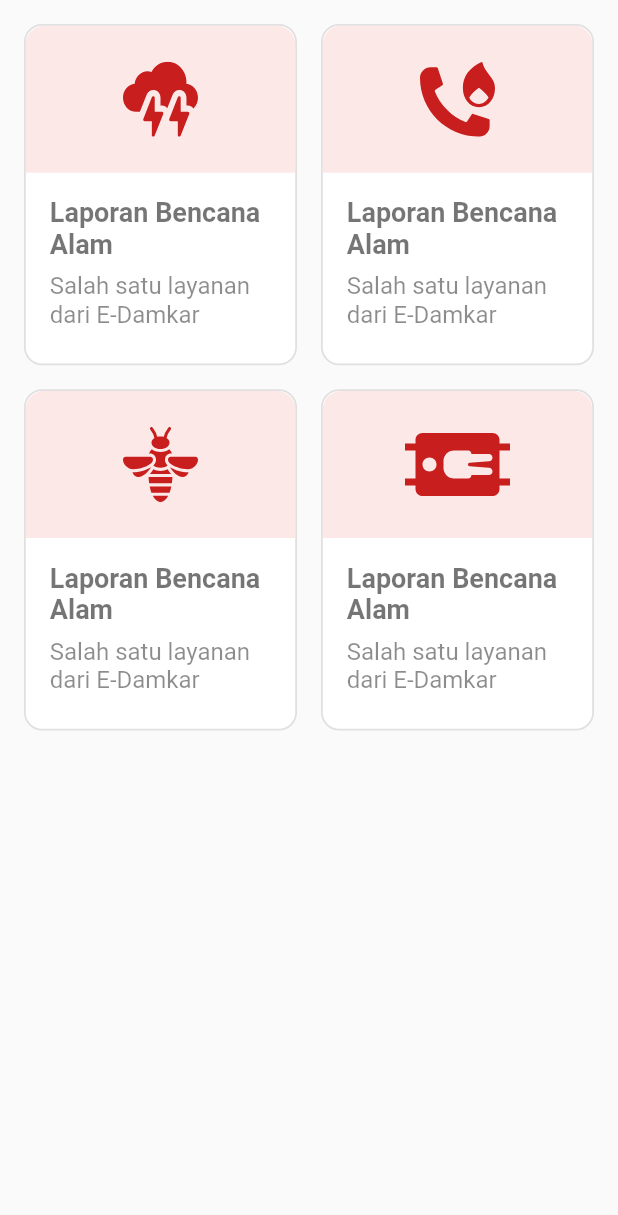
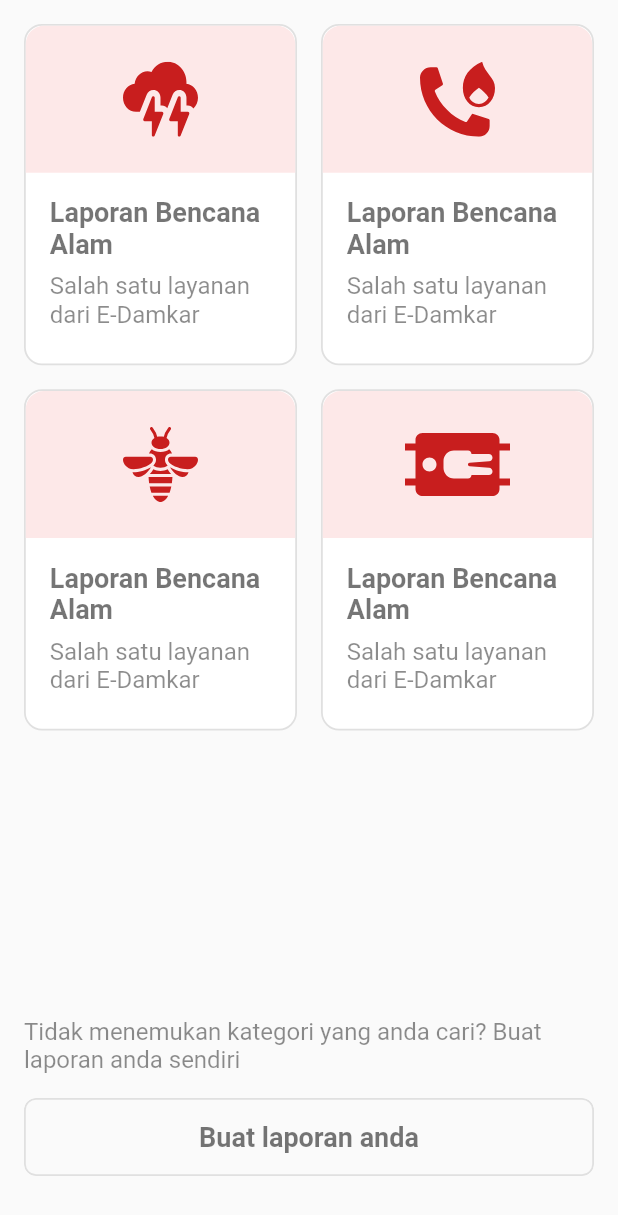
Before and after one commit to MaulanaAkbarF/E-DAMKAR_A2-A3, a Flutter app: the LaporanPage screen opened directly, on a phone screen of 412 x 824 dp. Shown: the top 1215 px of the screen. Run offline on Flutter 3.47's test engine with Material 2 defaults, Android fonts, the phone set to English and light mode, and no system bars; our stand-ins replace carousel_slider, flutter_svg, fluttertoast, image_picker, modal_progress_hud_nsn and 2 more; missing offline and left inert: dart:ffi; accounts and stored records are empty; Roboto replaces fonts that are missing (font/inter_bold.ttf, font/inter_extrabold.ttf, font/inter_regular.ttf).

Commit message:
fix interface Laporan

```diff
--- a/lib/pages/LaporanPage.dart
+++ b/lib/pages/LaporanPage.dart
@@ -20,10 +20,11 @@ final List<Map> teksLaporan = [
     'namaBencanaHint': 'contoh: Tsunami, Banjir, Kebakaran, dll',
     'noTelp': 'Nomor Telepon',
     'noTelpHint': 'Masukkan nomor telepon aktif',
-    'deskripsi': 'Deskripsi Laporan',
+    'deskripsiBawah':
+        'Tidak menemukan kategori yang anda cari? Buat laporan anda sendiri',
     'deskripsiHint':
         '(opsional) Jelaskan secara singkat kejadian yang sedang terjadi',
-    'buttonKirim': 'Kirim',
+    'buttonKirim': 'Buat laporan anda',
     'buttonImage': 'Pilih gambar',
   }
 ].cast<Map<String, String>>();
@@ -59,7 +60,7 @@ final List<Map> teksStyleLaporan = [
         fontWeight: FontWeight.w500),
     'Thin2': const TextStyle(
         fontFamily: "font/inter_regular.ttf",
-        color: Colors.white,
+        color: Colors.black54,
         fontSize: (18),
         fontWeight: FontWeight.w600),
     'Thin3': const TextStyle(
@@ -79,6 +80,9 @@ class _LaporanPageState extends State<LaporanPage> {
   Widget build(BuildContext context) {
     return Scaffold(
       body: SafeArea(
+        child: Column(
+          children: [
+            Expanded(
               child: Padding(
                 padding: EdgeInsets.all(16),
                 child: GridView.count(
@@ -93,14 +97,15 @@ class _LaporanPageState extends State<LaporanPage> {
                           onTap: () {
                             Navigator.push(
                               context,
-                        MaterialPageRoute(builder: (context) => BuatLaporan()),
+                              MaterialPageRoute(
+                                  builder: (context) => BuatLaporan()),
                             );
                           },
                           child: Container(
                             decoration: BoxDecoration(
                               borderRadius: BorderRadius.circular(12),
-                        border:
-                            Border.all(color: Colors.grey.shade300, width: 1.2),
+                              border: Border.all(
+                                  color: Colors.grey.shade300, width: 1.2),
                               color: Colors.white,
                             ),
                             child: Column(
@@ -116,7 +121,8 @@ class _LaporanPageState extends State<LaporanPage> {
                                   ),
                                   alignment: Alignment.center,
                                   child: Padding(
-                              padding: EdgeInsets.only(top: 24, bottom: 24),
+                                    padding:
+                                        EdgeInsets.only(top: 24, bottom: 24),
                                     child: SvgPicture.asset(
                                       'semuaAset/gambar/bencana-alam-icon.svg',
                                       width: 50, // ukuran ikon yang diinginkan
@@ -136,8 +142,8 @@ class _LaporanPageState extends State<LaporanPage> {
                                 Align(
                                   alignment: FractionalOffset.topLeft,
                                   child: Padding(
-                              padding:
-                                  EdgeInsets.only(top: 8, left: 16, right: 16),
+                                    padding: EdgeInsets.only(
+                                        top: 8, left: 16, right: 16),
                                     child: Text(teks['deskripsiLaporan'],
                                         overflow: TextOverflow.ellipsis,
                                         maxLines: 4,
@@ -154,14 +160,15 @@ class _LaporanPageState extends State<LaporanPage> {
                           onTap: () {
                             Navigator.push(
                               context,
-                        MaterialPageRoute(builder: (context) => BuatLaporan()),
+                              MaterialPageRoute(
+                                  builder: (context) => BuatLaporan()),
                             );
                           },
                           child: Container(
                             decoration: BoxDecoration(
                               borderRadius: BorderRadius.circular(12),
-                        border:
-                            Border.all(color: Colors.grey.shade300, width: 1.2),
+                              border: Border.all(
+                                  color: Colors.grey.shade300, width: 1.2),
                               color: Colors.white,
                             ),
                             child: Column(
@@ -177,7 +184,8 @@ class _LaporanPageState extends State<LaporanPage> {
                                   ),
                                   alignment: Alignment.center,
                                   child: Padding(
-                              padding: EdgeInsets.only(top: 24, bottom: 24),
+                                    padding:
+                                        EdgeInsets.only(top: 24, bottom: 24),
                                     child: SvgPicture.asset(
                                       'semuaAset/gambar/kebakaran-icon.svg',
                                       width: 50, // ukuran ikon yang diinginkan
@@ -197,8 +205,8 @@ class _LaporanPageState extends State<LaporanPage> {
                                 Align(
                                   alignment: FractionalOffset.topLeft,
                                   child: Padding(
-                              padding:
-                                  EdgeInsets.only(top: 8, left: 16, right: 16),
+                                    padding: EdgeInsets.only(
+                                        top: 8, left: 16, right: 16),
                                     child: Text(teks['deskripsiLaporan'],
                                         overflow: TextOverflow.ellipsis,
                                         maxLines: 4,
@@ -215,14 +223,15 @@ class _LaporanPageState extends State<LaporanPage> {
                           onTap: () {
                             Navigator.push(
                               context,
-                        MaterialPageRoute(builder: (context) => BuatLaporan()),
+                              MaterialPageRoute(
+                                  builder: (context) => BuatLaporan()),
                             );
                           },
                           child: Container(
                             decoration: BoxDecoration(
                               borderRadius: BorderRadius.circular(12),
-                        border:
-                            Border.all(color: Colors.grey.shade300, width: 1.2),
+                              border: Border.all(
+                                  color: Colors.grey.shade300, width: 1.2),
                               color: Colors.white,
                             ),
                             child: Column(
@@ -238,7 +247,8 @@ class _LaporanPageState extends State<LaporanPage> {
                                   ),
                                   alignment: Alignment.center,
                                   child: Padding(
-                              padding: EdgeInsets.only(top: 24, bottom: 24),
+                                    padding:
+                                        EdgeInsets.only(top: 24, bottom: 24),
                                     child: SvgPicture.asset(
                                       'semuaAset/gambar/hewan-buas-icon.svg',
                                       width: 50, // ukuran ikon yang diinginkan
@@ -258,8 +268,8 @@ class _LaporanPageState extends State<LaporanPage> {
                                 Align(
                                   alignment: FractionalOffset.topLeft,
                                   child: Padding(
-                              padding:
-                                  EdgeInsets.only(top: 8, left: 16, right: 16),
+                                    padding: EdgeInsets.only(
+                                        top: 8, left: 16, right: 16),
                                     child: Text(teks['deskripsiLaporan'],
                                         overflow: TextOverflow.ellipsis,
                                         maxLines: 4,
@@ -276,14 +286,15 @@ class _LaporanPageState extends State<LaporanPage> {
                           onTap: () {
                             Navigator.push(
                               context,
-                        MaterialPageRoute(builder: (context) => BuatLaporan()),
+                              MaterialPageRoute(
+                                  builder: (context) => BuatLaporan()),
                             );
                           },
                           child: Container(
                             decoration: BoxDecoration(
                               borderRadius: BorderRadius.circular(12),
-                        border:
-                            Border.all(color: Colors.grey.shade300, width: 1.2),
+                              border: Border.all(
+                                  color: Colors.grey.shade300, width: 1.2),
                               color: Colors.white,
                             ),
                             child: Column(
@@ -299,7 +310,8 @@ class _LaporanPageState extends State<LaporanPage> {
                                   ),
                                   alignment: Alignment.center,
                                   child: Padding(
-                              padding: EdgeInsets.only(top: 28, bottom: 28),
+                                    padding:
+                                        EdgeInsets.only(top: 28, bottom: 28),
                                     child: SvgPicture.asset(
                                       'semuaAset/gambar/penyelamatan-icon.svg',
                                       width: 70, // ukuran ikon yang diinginkan
@@ -319,8 +331,8 @@ class _LaporanPageState extends State<LaporanPage> {
                                 Align(
                                   alignment: FractionalOffset.topLeft,
                                   child: Padding(
-                              padding:
-                                  EdgeInsets.only(top: 8, left: 16, right: 16),
+                                    padding: EdgeInsets.only(
+                                        top: 8, left: 16, right: 16),
                                     child: Text(teks['deskripsiLaporan'],
                                         overflow: TextOverflow.ellipsis,
                                         maxLines: 4,
@@ -330,9 +342,59 @@ class _LaporanPageState extends State<LaporanPage> {
                               ],
                             ),
                           ),
-                  )
+                        ),
                   ],
                 ),
+              ),
+            ),
+            for (final teks in teksLaporan)
+              for (final teksStyle in teksStyleLaporan)
+                Align(
+                  alignment: FractionalOffset.topLeft,
+                  child: Padding(
+                    padding: EdgeInsets.only(left: 16, right: 16),
+                    child: Text(teks['deskripsiBawah'],
+                        overflow: TextOverflow.ellipsis,
+                        maxLines: 4,
+                        style: teksStyle['SemiBold1']),
+                  ),
+                ),
+            for (final teks in teksLaporan)
+              for (final teksStyle in teksStyleLaporan)
+                Align(
+                  alignment: Alignment.center,
+                  child: Padding(
+                    padding: EdgeInsets.only(
+                        left: 16, right: 16, top: 16, bottom: 40),
+                    child: Material(
+                      clipBehavior: Clip.antiAliasWithSaveLayer,
+                      borderRadius: BorderRadius.circular(8),
+                      child: InkWell(
+                        splashColor: Colors.grey.shade100,
+                        highlightColor: Colors.grey.shade200,
+                        onTap: () {},
+                        child: Container(
+                          height: 52,
+                          decoration: BoxDecoration(
+                            borderRadius: BorderRadius.circular(8),
+                            border: Border.all(
+                              color: Colors.grey.shade300,
+                              width: 1.2,
+                            ),
+                          ),
+                          child: Row(
+                            mainAxisAlignment: MainAxisAlignment.center,
+                            children: [
+                              Text(teks['buttonKirim'],
+                                  style: teksStyle['Thin2']),
+                            ],
+                          ),
+                        ),
+                      ),
+                    ),
+                  ),
+                ),
+          ],
         ),
       ),
     );
```
Lines whose indentation alone changed are shown as unchanged.
